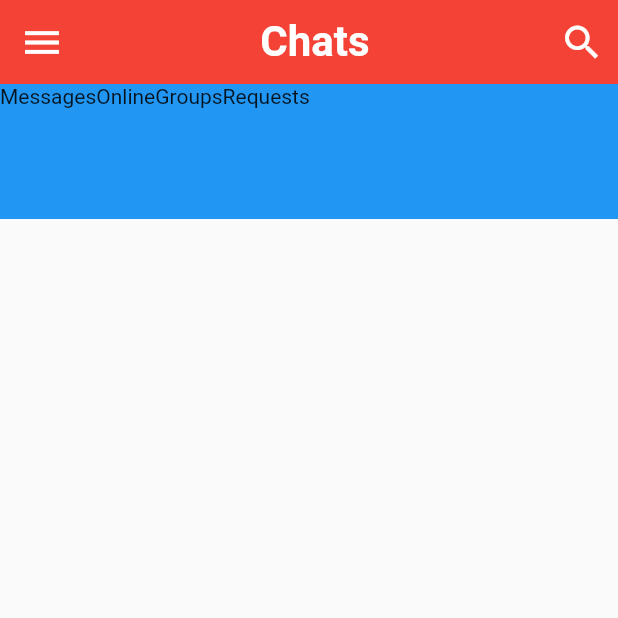
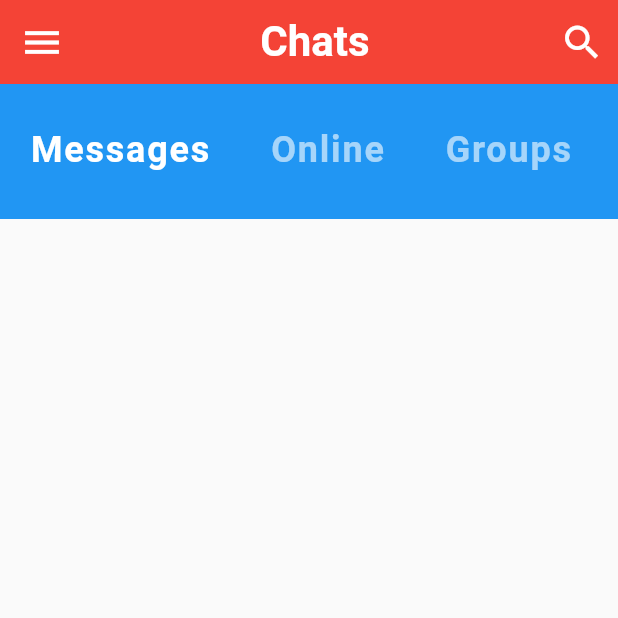
Before and after one commit to AbhinavRobinson/flutter-chat, a Flutter app: the screen it shows after launch, on a phone screen of 412 x 824 dp, the top half of it. Run offline on Flutter 3.47's test engine with Material 2 defaults, Android fonts, the phone set to English and light mode, and no system bars.

Commit message:
(feat): category styles

```diff
--- a/lib/widgets/category_selector.dart
+++ b/lib/widgets/category_selector.dart
@@ -19,7 +19,17 @@ class _CategorySelectorState extends State<CategorySelector> {
         scrollDirection: Axis.horizontal,
         itemCount: categories.length,
         itemBuilder: (BuildContext context, int index) {
-          return Text(categories[index]);
+          return Padding(
+            padding: EdgeInsets.symmetric(horizontal: 20.0, vertical: 30.0),
+            child: Text(
+              categories[index],
+              style: TextStyle(
+                  color: index == selectedIndex ? Colors.white : Colors.white60,
+                  fontSize: 24.0,
+                  fontWeight: FontWeight.bold,
+                  letterSpacing: 1.2),
+            ),
+          );
         },
       ),
     );
```
